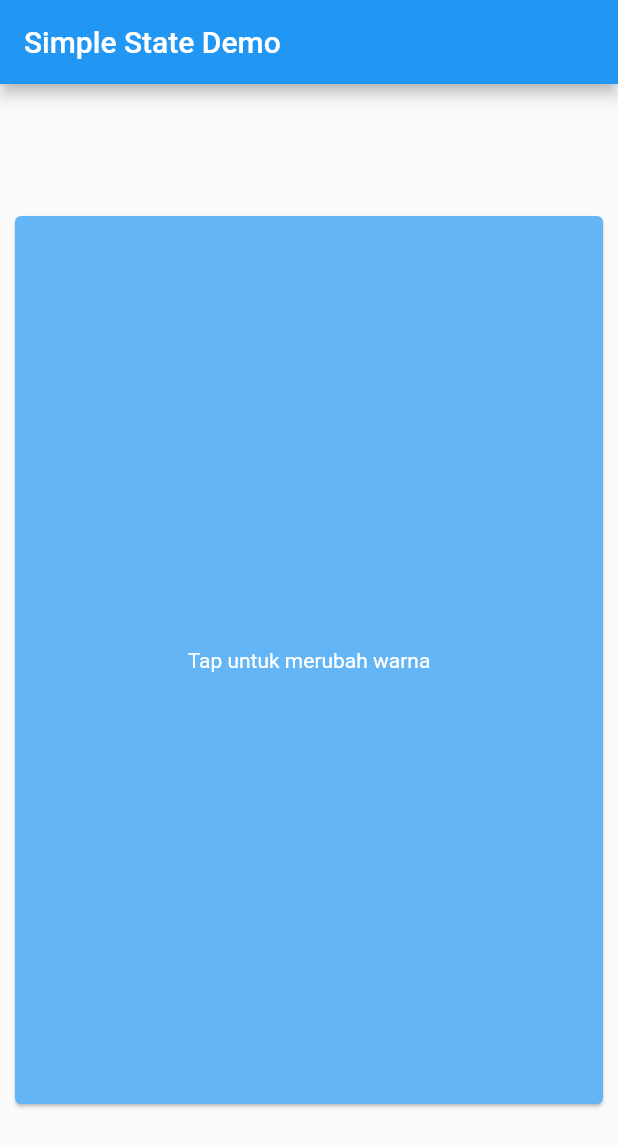
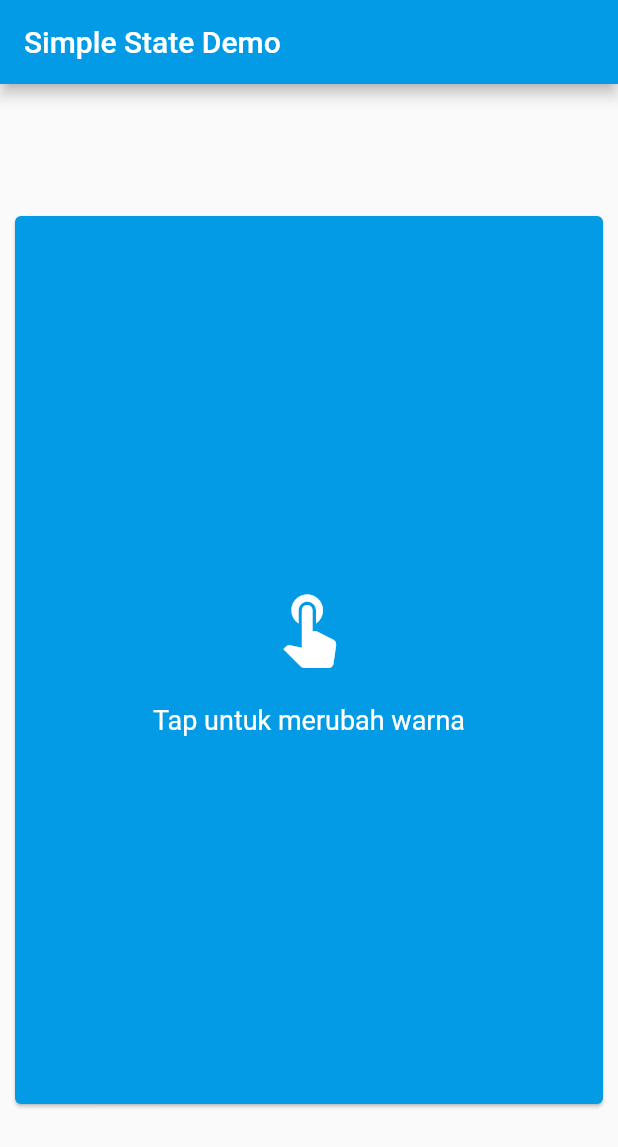
Before and after one commit to zakwandhiya/color_wheel, a Flutter app: the screen it shows after launch, on a phone screen of 412 x 824 dp. Shown: the top 1147 px of the screen. Run offline on Flutter 3.47's test engine with Material 2 defaults, Android fonts, the phone set to English and light mode, and no system bars.

Commit message:
add color list

```diff
--- a/lib/main.dart
+++ b/lib/main.dart
@@ -29,6 +29,16 @@ class MyHomePage extends StatefulWidget {
 class _MyHomePageState extends State<MyHomePage> {
   int _counter = 0;
 
+
+  List<Color> color = <Color>[
+    Colors.lightBlue[600],
+    Colors.indigoAccent,
+    Color(0xff651fff), //contoh color menggunakan hexadecimal
+    Colors.purpleAccent,
+    Colors.pinkAccent[400]
+  ];
+
+
   void _incrementCounter() {
     setState(() {
       if(_counter < 4){
@@ -41,36 +51,37 @@ class _MyHomePageState extends State<MyHomePage> {
 
   @override
   Widget build(BuildContext context) {
-    Color color;
-    switch(_counter){
-      case 0 : color = Colors.blue[300];
-      break;
-      case 1 : color = Colors.blue[400];
-      break;
-      case 2 : color = Colors.blue[500];
-      break;
-      case 3 : color = Colors.blue[600];
-      break;
-      default : color = Colors.blue[700];
-    }
 
     return Scaffold(
       appBar: AppBar(
         title: Text(widget.title),
+        backgroundColor: color[_counter],
       ),
       body: Container(
         child :Center(
           child: Container(
             width: 400,
             height: 600,
-            child :GestureDetector(             //gestur detector => widget yg bisa menerima input gesture dari user
+            child :GestureDetector(           //gestur detector => widget yg bisa menerima input gesture dari user
               child: Card(
-                color: color,
+                color: color[_counter],
                 child: Center(
-                  child: Text(
-                    "Tap untuk merubah warna",
-                    style: TextStyle(color: Colors.white),
-                  ),
+                  child:
+                  Column(
+                    mainAxisAlignment: MainAxisAlignment.center,
+                    children: <Widget>[
+                      Icon(
+                        Icons.touch_app,
+                        color : Colors.white,
+                        size: 56,
+                      ),
+                      SizedBox(height: 24,),
+                      Text(
+                        "Tap untuk merubah warna",
+                        style: TextStyle(color: Colors.white ,fontSize: 18),
+                      ),
+                    ],
+                  )
                 )
               ),
               onTap: _incrementCounter,         //onTap => salah satu contoh atribut yg dimiliki gestur detector
```
Also changed, not shown: pubspec.lock.
